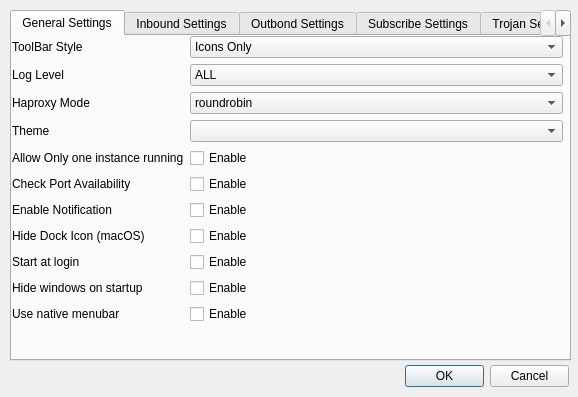
First picture: the form in ui/settingsdialog.ui, repository Trojan-Qt5/Trojan-Qt5, before the edit.
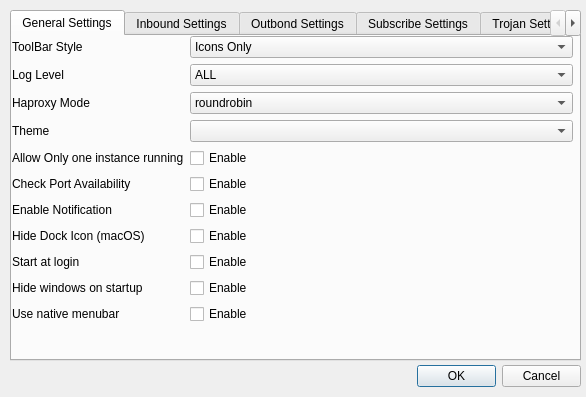
Second picture: the form after the edit.

What changed in the file:
```diff
--- a/ui/settingsdialog.ui
+++ b/ui/settingsdialog.ui
@@ -6,7 +6,7 @@
    <rect>
     <x>0</x>
     <y>0</y>
-    <width>578</width>
+    <width>586</width>
     <height>397</height>
    </rect>
   </property>
@@ -18,7 +18,7 @@
     <rect>
      <x>10</x>
      <y>10</y>
-     <width>561</width>
+     <width>571</width>
      <height>351</height>
     </rect>
    </property>
@@ -40,7 +40,7 @@
       <rect>
        <x>0</x>
        <y>0</y>
-       <width>551</width>
+       <width>561</width>
        <height>321</height>
       </rect>
      </property>
@@ -728,7 +728,7 @@
   <widget class="QDialogButtonBox" name="buttonBox">
    <property name="geometry">
     <rect>
-     <x>405</x>
+     <x>417</x>
      <y>360</y>
      <width>164</width>
      <height>32</height>
```
Left out of the diff: 8 changed lines with no effect on the pictures.
